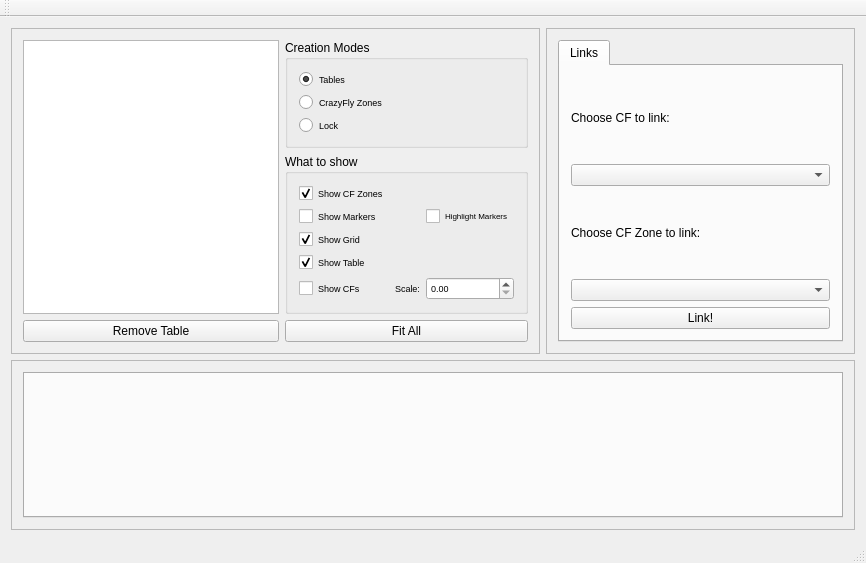
Old version of the form pps_ws/src/d_fall_pps/GUI_Qt/CrazyFlyGUI/src/mainguiwindow.ui in the repository alexdidier/rampc-quadrotor.
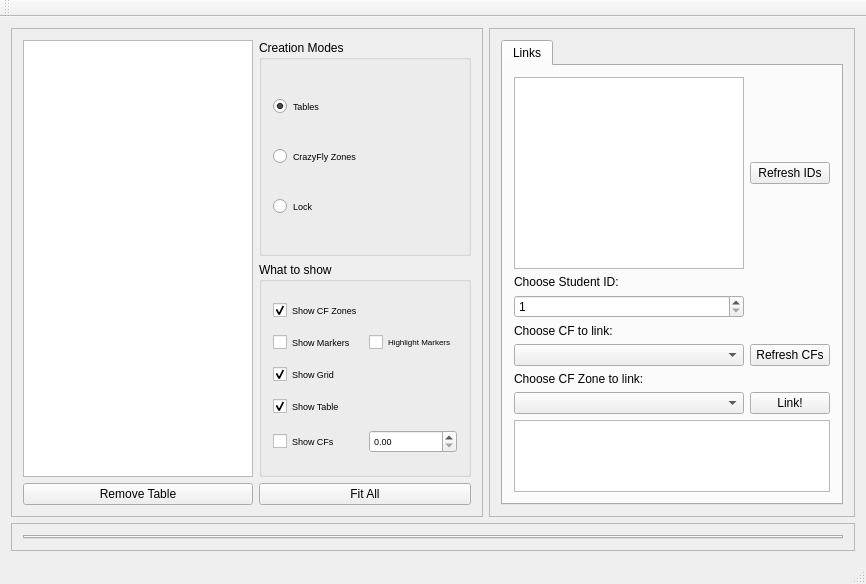
New version of the form. Custom widgets are drawn as their Qt base class.

Commit message: added table, added linker. Need to rework a bit the linker, and to fill the table with the linker. Also, unlink

```diff
--- a/pps_ws/src/d_fall_pps/GUI_Qt/CrazyFlyGUI/src/mainguiwindow.ui
+++ b/pps_ws/src/d_fall_pps/GUI_Qt/CrazyFlyGUI/src/mainguiwindow.ui
@@ -46,6 +46,12 @@
        </item>
        <item row="0" column="1">
         <widget class="QGroupBox" name="groupBox">
+         <property name="sizePolicy">
+          <sizepolicy hsizetype="Preferred" vsizetype="Preferred">
+           <horstretch>0</horstretch>
+           <verstretch>0</verstretch>
+          </sizepolicy>
+         </property>
          <property name="title">
           <string>Creation Modes</string>
          </property>
@@ -179,28 +185,16 @@
             </property>
            </widget>
           </item>
-          <item row="7" column="2">
-           <widget class="QDoubleSpinBox" name="scaleSpinBox">
-            <property name="font">
-             <font>
-              <pointsize>7</pointsize>
-             </font>
-            </property>
-           </widget>
-          </item>
           <item row="7" column="1">
-           <widget class="QLabel" name="label">
+           <widget class="QDoubleSpinBox" name="scaleSpinBox">
             <property name="font">
              <font>
               <pointsize>7</pointsize>
              </font>
             </property>
-            <property name="text">
-             <string>Scale:</string>
-            </property>
            </widget>
           </item>
-          <item row="1" column="2">
+          <item row="1" column="1">
            <widget class="QCheckBox" name="checkBox_vicon_highlight_markers">
             <property name="font">
              <font>
@@ -265,32 +259,98 @@
           </attribute>
           <layout class="QGridLayout" name="gridLayout">
            <item row="4" column="1">
-            <widget class="QPushButton" name="pushButton">
-             <property name="text">
-              <string>Link!</string>
+            <widget class="QSpinBox" name="spinBox_student_ids">
+             <property name="sizePolicy">
+              <sizepolicy hsizetype="Preferred" vsizetype="Fixed">
+               <horstretch>0</horstretch>
+               <verstretch>0</verstretch>
+              </sizepolicy>
+             </property>
+             <property name="minimum">
+              <number>1</number>
+             </property>
+             <property name="maximum">
+              <number>20</number>
+             </property>
+             <property name="value">
+              <number>1</number>
              </property>
             </widget>
            </item>
-           <item row="1" column="1">
-            <widget class="QComboBox" name="comboBoxCFs"/>
+           <item row="2" column="1">
+            <widget class="QListWidget" name="list_discovered_student_ids">
+             <property name="sizePolicy">
+              <sizepolicy hsizetype="Expanding" vsizetype="Minimum">
+               <horstretch>0</horstretch>
+               <verstretch>0</verstretch>
+              </sizepolicy>
+             </property>
+            </widget>
            </item>
            <item row="3" column="1">
+            <widget class="QLabel" name="label_4">
+             <property name="text">
+              <string>Choose Student ID:</string>
+             </property>
+            </widget>
+           </item>
+           <item row="7" column="1">
+            <widget class="QComboBox" name="comboBoxCFs"/>
+           </item>
+           <item row="9" column="1">
             <widget class="QComboBox" name="comboBoxCFZones"/>
            </item>
-           <item row="0" column="1">
+           <item row="5" column="1">
             <widget class="QLabel" name="label_2">
              <property name="text">
               <string>Choose CF to link:</string>
              </property>
             </widget>
            </item>
-           <item row="2" column="1">
+           <item row="8" column="1">
             <widget class="QLabel" name="label_3">
              <property name="text">
               <string>Choose CF Zone to link:</string>
              </property>
             </widget>
            </item>
+           <item row="7" column="2">
+            <widget class="QPushButton" name="refresh_cfs_button">
+             <property name="text">
+              <string>Refresh CFs</string>
+             </property>
+            </widget>
+           </item>
+           <item row="2" column="2">
+            <widget class="QPushButton" name="refresh_student_ids_button">
+             <property name="text">
+              <string>Refresh IDs</string>
+             </property>
+            </widget>
+           </item>
+           <item row="9" column="2">
+            <widget class="QPushButton" name="link_button">
+             <property name="text">
+              <string>Link!</string>
+             </property>
+            </widget>
+           </item>
+           <item row="10" column="1" colspan="2">
+            <widget class="QTableWidget" name="table_links">
+             <property name="wordWrap">
+              <bool>true</bool>
+             </property>
+             <property name="rowCount">
+              <number>0</number>
+             </property>
+             <property name="columnCount">
+              <number>0</number>
+             </property>
+             <attribute name="horizontalHeaderVisible">
+              <bool>true</bool>
+             </attribute>
+            </widget>
+           </item>
           </layout>
          </widget>
         </widget>
```
The commit also changes 2 other files.
